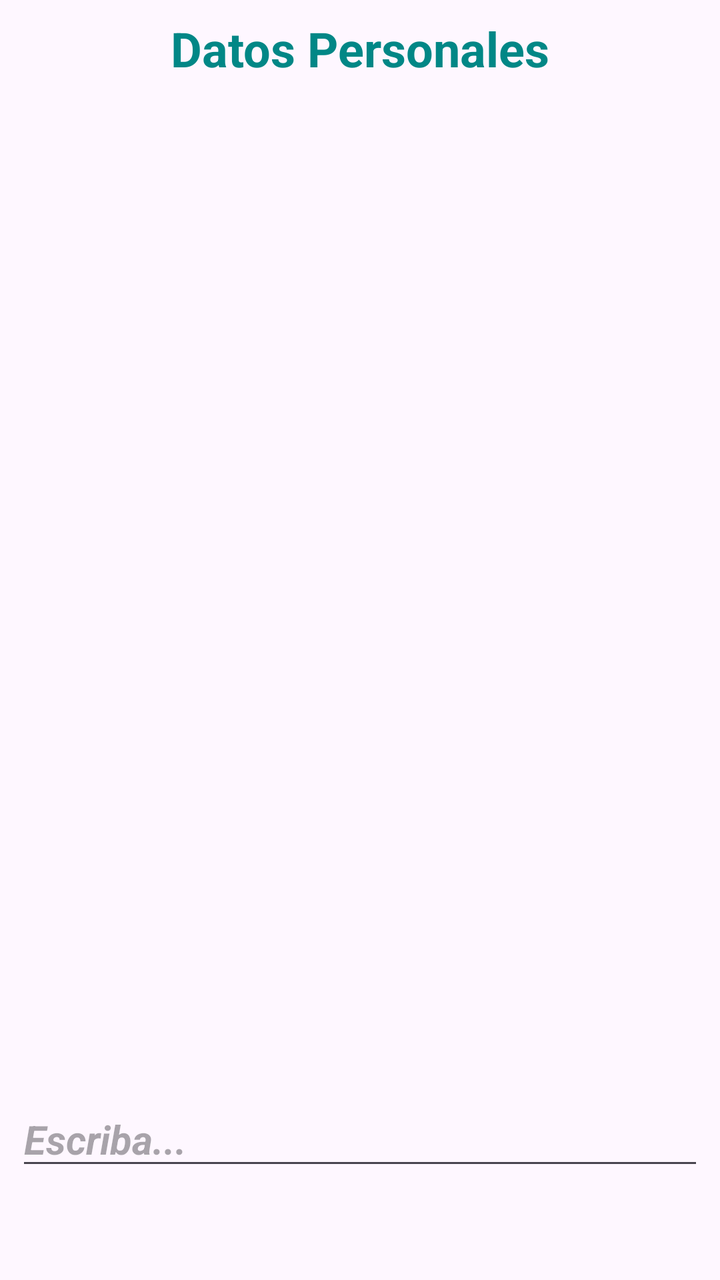
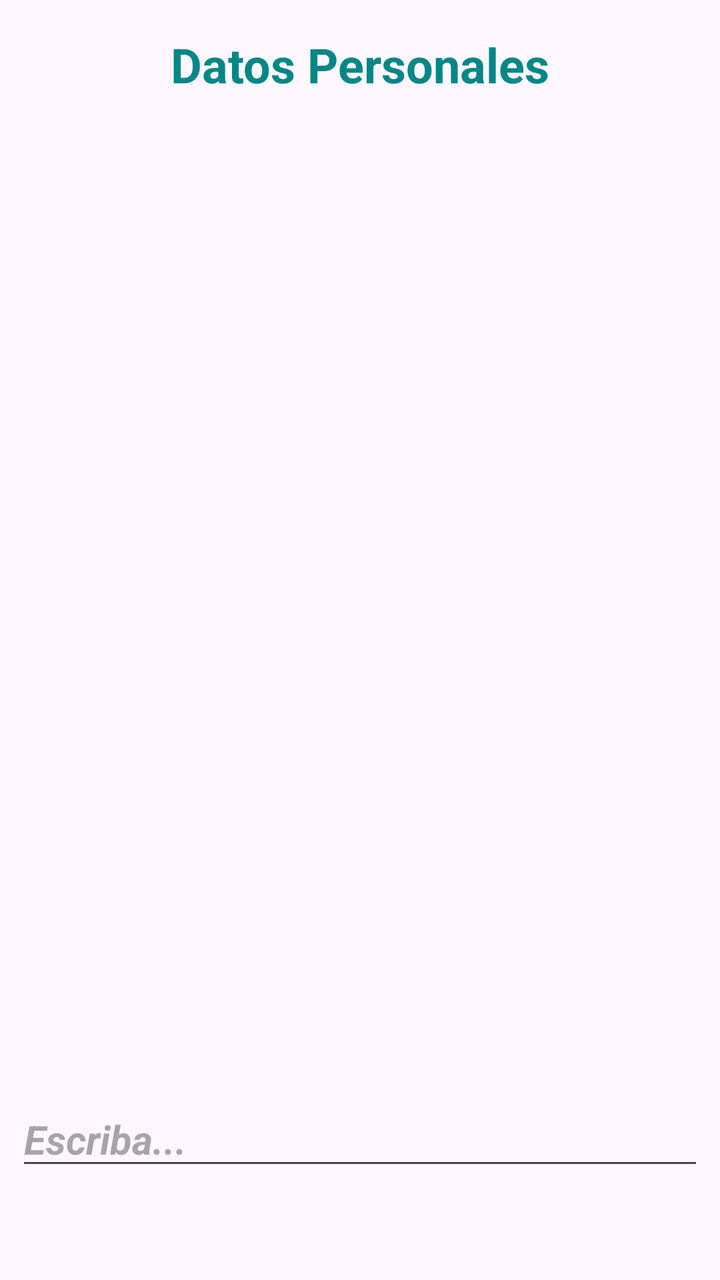

The first picture is an Android layout as it rendered before a commit; the second is the same layout after the commit. The layout source and the unified diff follow.
<!-- AndroidManifest.xml: application theme Theme.InterfazGrafica01 -->
<!-- res/layout/activity_main.xml -->
<?xml version="1.0" encoding="utf-8"?>
<androidx.constraintlayout.widget.ConstraintLayout xmlns:android="http://schemas.android.com/apk/res/android"
    xmlns:app="http://schemas.android.com/apk/res-auto"
    xmlns:tools="http://schemas.android.com/tools"
    android:id="@+id/main"
    android:layout_width="match_parent"
    android:layout_height="wrap_content"
    tools:context=".MainActivity">

    <TextView
        android:id="@+id/textView"
        android:layout_width="wrap_content"
        android:layout_height="wrap_content"
        android:layout_marginTop="8dp"
        android:text="Datos Personales"
        android:textColor="@color/design_default_color_secondary_variant"
        android:textSize="24sp"
        android:textStyle="bold"
        app:layout_constraintEnd_toEndOf="parent"
        app:layout_constraintStart_toStartOf="parent"
        app:layout_constraintTop_toTopOf="parent" />

    <EditText
        android:id="@+id/editTextText"
        android:layout_width="0dp"
        android:layout_height="wrap_content"
        android:layout_marginStart="8dp"
        android:layout_marginTop="8dp"
        android:layout_marginEnd="8dp"
        android:layout_marginBottom="50dp"
        android:ems="10"
        android:hint="Escriba..."
        android:inputType="text"
        android:textSize="20sp"
        android:textStyle="bold|italic"
        app:layout_constraintBottom_toBottomOf="parent"
        app:layout_constraintEnd_toEndOf="parent"
        app:layout_constraintHorizontal_bias="0.0"
        app:layout_constraintStart_toStartOf="parent"
        app:layout_constraintTop_toBottomOf="@+id/textView"
        app:layout_constraintVertical_bias="1.0" />
</androidx.constraintlayout.widget.ConstraintLayout>
<!-- resources referenced by this layout -->
<resources>
  <style name="Theme.InterfazGrafica01" parent="Base.Theme.InterfazGrafica01" />
  <style name="Base.Theme.InterfazGrafica01" parent="Theme.Material3.DayNight.NoActionBar">
          
          
      </style>
</resources>

<!-- the commit's change to res/layout/activity_main.xml (unified diff, before → after) -->
@@ -11,7 +11,7 @@
         android:id="@+id/textView"
         android:layout_width="wrap_content"
         android:layout_height="wrap_content"
-        android:layout_marginTop="8dp"
+        android:layout_marginTop="16dp"
         android:text="Datos Personales"
         android:textColor="@color/design_default_color_secondary_variant"
         android:textSize="24sp"
